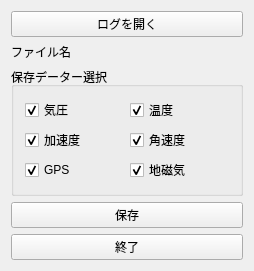
First picture: the form in widget.ui, repository futr/DataReader2, before the edit.
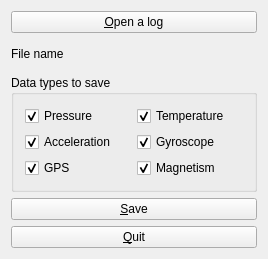
Second picture: the form after the edit.

The edit to the form file:
```diff
--- a/widget.ui
+++ b/widget.ui
@@ -6,8 +6,8 @@
    <rect>
     <x>0</x>
     <y>0</y>
-    <width>254</width>
-    <height>215</height>
+    <width>268</width>
+    <height>259</height>
    </rect>
   </property>
   <property name="windowTitle">
@@ -17,27 +17,27 @@
    <item>
     <widget class="QPushButton" name="openButton">
      <property name="text">
-      <string>ログを開く</string>
+      <string>&amp;Open a log</string>
      </property>
     </widget>
    </item>
    <item>
     <widget class="QLabel" name="label">
      <property name="text">
-      <string>ファイル名</string>
+      <string>File name</string>
      </property>
     </widget>
    </item>
    <item>
     <widget class="QGroupBox" name="groupBox">
      <property name="title">
-      <string>保存データー選択</string>
+      <string>Data types to save</string>
      </property>
      <layout class="QGridLayout" name="gridLayout">
       <item row="0" column="0">
        <widget class="QCheckBox" name="pressCheckBox">
         <property name="text">
-         <string>気圧</string>
+         <string>Pressure</string>
         </property>
         <property name="checked">
          <bool>true</bool>
@@ -47,7 +47,7 @@
       <item row="0" column="1">
        <widget class="QCheckBox" name="tempCheckBox">
         <property name="text">
-         <string>温度</string>
+         <string>Temperature</string>
         </property>
         <property name="checked">
          <bool>true</bool>
@@ -57,7 +57,7 @@
       <item row="1" column="0">
        <widget class="QCheckBox" name="accCheckBox">
         <property name="text">
-         <string>加速度</string>
+         <string>Acceleration</string>
         </property>
         <property name="checked">
          <bool>true</bool>
@@ -67,7 +67,7 @@
       <item row="1" column="1">
        <widget class="QCheckBox" name="gyroCheckBox">
         <property name="text">
-         <string>角速度</string>
+         <string>Gyroscope</string>
         </property>
         <property name="checked">
          <bool>true</bool>
@@ -87,7 +87,7 @@
       <item row="2" column="1">
        <widget class="QCheckBox" name="magCheckBox">
         <property name="text">
-         <string>地磁気</string>
+         <string>Magnetism</string>
         </property>
         <property name="checked">
          <bool>true</bool>
@@ -100,14 +100,14 @@
    <item>
     <widget class="QPushButton" name="saveButton">
      <property name="text">
-      <string>保存</string>
+      <string>&amp;Save</string>
      </property>
     </widget>
    </item>
    <item>
     <widget class="QPushButton" name="closeButton">
      <property name="text">
-      <string>終了</string>
+      <string>&amp;Quit</string>
      </property>
     </widget>
    </item>
```
Left out of the diff: 11 changed lines with no effect on the pictures.
